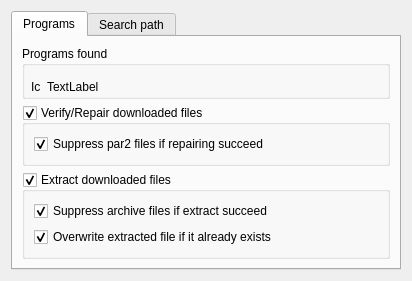
This is src/preferences/preferencesprograms.ui in KDE/kwooty as Qt 5 draws it before an edit. The edited form follows.
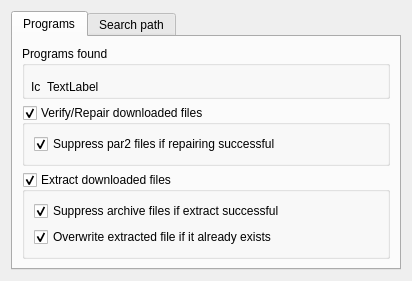
This is the edited form. Custom widgets are drawn as their Qt base class.

The edit to the form file:
```diff
--- a/src/preferences/preferencesprograms.ui
+++ b/src/preferences/preferencesprograms.ui
@@ -121,7 +121,7 @@
              <string>Suppress par2 files if verify/repair succeed</string>
             </property>
             <property name="text">
-             <string>Suppress par2 files if repairing succeed</string>
+             <string>Suppress par2 files if repairing successful</string>
             </property>
             <property name="checked">
              <bool>true</bool>
@@ -146,7 +146,7 @@
              <string>Suppress archive files if extract succeed</string>
             </property>
             <property name="text">
-             <string>Suppress archive files if extract succeed</string>
+             <string>Suppress archive files if extract successful</string>
             </property>
             <property name="checked">
              <bool>true</bool>
```
Left out of the diff: 1 changed line with no effect on the pictures.
